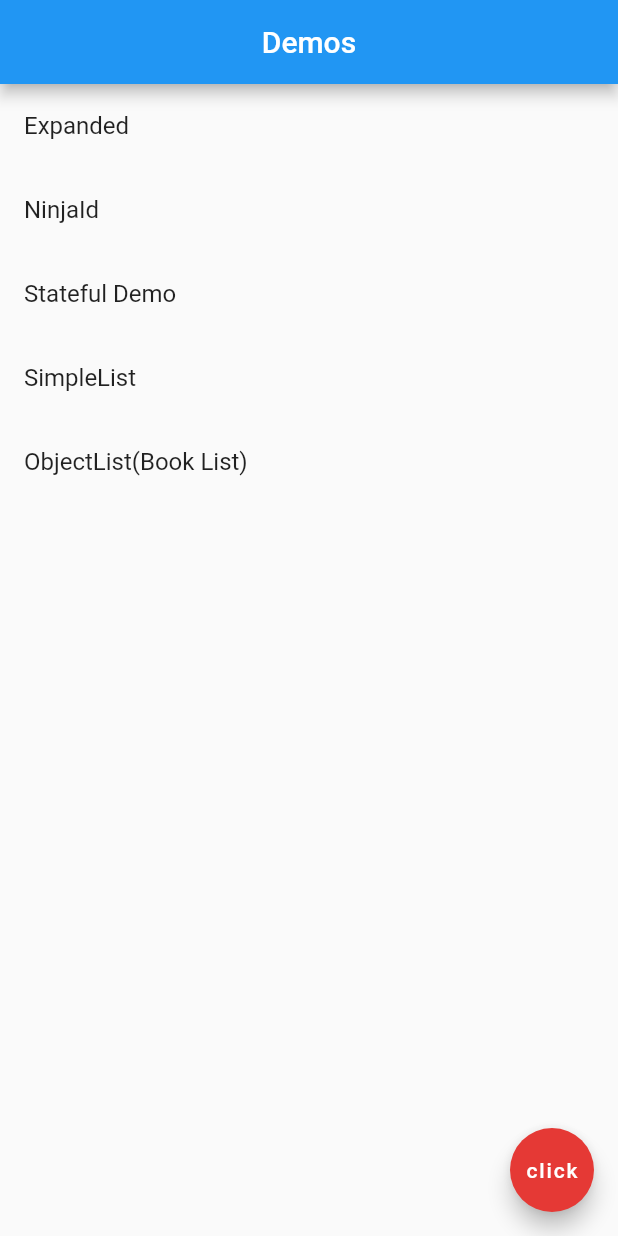
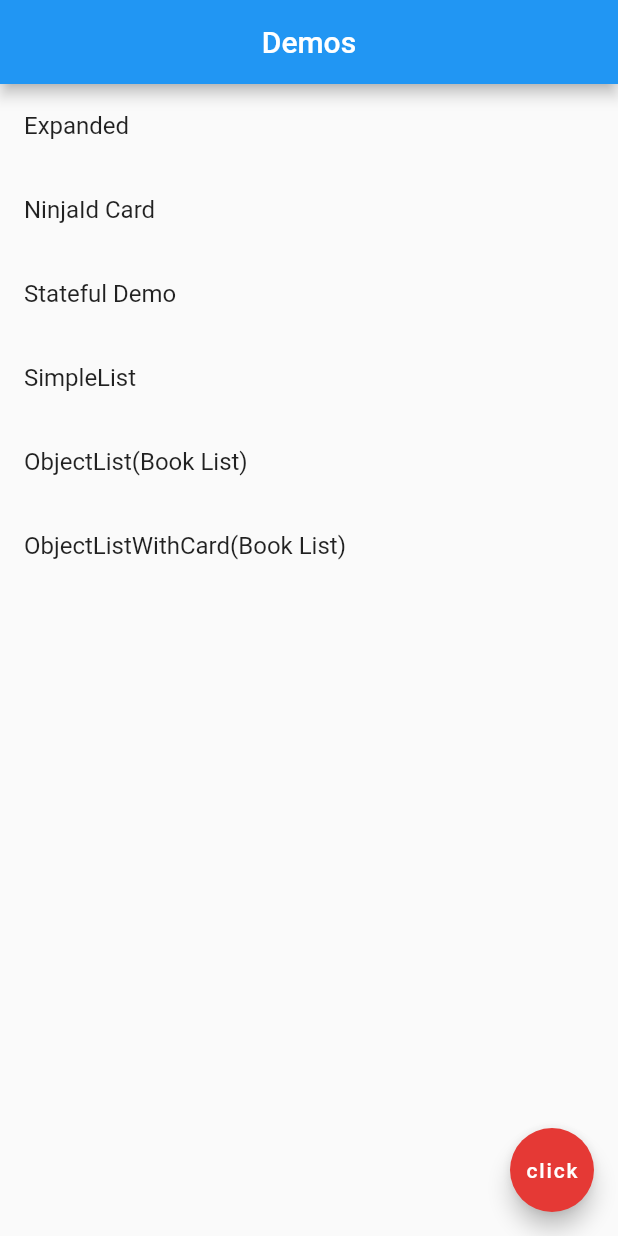
Before and after one commit to Gaohaoyang/flutter_learning, a Flutter app: the screen it shows after launch, on a phone screen of 412 x 824 dp. Run offline on Flutter 3.47's test engine with Material 2 defaults, Android fonts, the phone set to English and light mode, and no system bars.

Commit message:
feat: 🎸 home page list

```diff
--- a/lib/DataModel/HomePageListItem.dart
+++ b/lib/DataModel/HomePageListItem.dart
@@ -1,3 +1,11 @@
+import 'package:flutter/material.dart';
+
 class HomePageListItem {
-  // String itemName;
+  String itemName;
+  Widget pageWidget;
+
+  HomePageListItem({
+    required this.itemName,
+    required this.pageWidget
+  });
 }
--- a/lib/main.dart
+++ b/lib/main.dart
@@ -4,13 +4,47 @@ import './Pages/NinjaCard.dart';
 import './Pages/StatefulDemo.dart';
 import './Pages/SimpleList.dart';
 import './Pages/ObjectList.dart';
+import './Pages/ObjectListWithCard.dart';
+import './DataModel/HomePageListItem.dart';
 
 void main() {
   runApp(const MaterialApp(home: Home()));
 }
 
-class Home extends StatelessWidget {
+class Home extends StatefulWidget {
   const Home({Key? key}) : super(key: key);
+
+  @override
+  State<Home> createState() => _HomeState();
+}
+
+class _HomeState extends State<Home> {
+  List<HomePageListItem> homePageList = [
+    HomePageListItem(
+      itemName: 'Expanded',
+      pageWidget: const ExpandedDemo(),
+    ),
+    HomePageListItem(
+      itemName: 'NinjaId Card',
+      pageWidget: const NinjaCard(),
+    ),
+    HomePageListItem(
+      itemName: 'Stateful Demo',
+      pageWidget: const NinjaCardStatefulDemo(),
+    ),
+    HomePageListItem(
+      itemName: 'SimpleList',
+      pageWidget: const SimpleList(),
+    ),
+    HomePageListItem(
+      itemName: 'ObjectList(Book List)',
+      pageWidget: const ObjectList(),
+    ),
+    HomePageListItem(
+      itemName: 'ObjectListWithCard(Book List)',
+      pageWidget: const ObjectListWithCard(),
+    ),
+  ];
 
   @override
   Widget build(BuildContext context) {
@@ -23,53 +57,17 @@ class Home extends StatelessWidget {
         // backgroundColor: Colors.red[600],
       ),
       body: ListView(
-        children: [
+        children: homePageList.map((item) =>
           ListTile(
-            title: const Text('Expanded'),
+            title: Text(item.itemName),
             onTap: () {
               Navigator.push(
                 context,
-                MaterialPageRoute(builder: (context) => const ExpandedDemo())
-              );
-            },
-          ),
-          ListTile(
-            title: const Text('NinjaId'),
-            onTap: () {
-              Navigator.push(
-                context,
-                MaterialPageRoute(builder: (context) => const NinjaCard())
-              );
-            },
-          ),
-          ListTile(
-            title: const Text('Stateful Demo'),
-            onTap: () {
-              Navigator.push(
-                  context,
-                  MaterialPageRoute(builder: (context) => const NinjaCardStatefulDemo())
-              );
-            },
-          ),
-          ListTile(
-            title: const Text('SimpleList'),
-            onTap: () {
-              Navigator.push(
-                  context,
-                  MaterialPageRoute(builder: (context) => const SimpleList())
-              );
-            },
-          ),
-          ListTile(
-            title: const Text('ObjectList(Book List)'),
-            onTap: () {
-              Navigator.push(
-                  context,
-                  MaterialPageRoute(builder: (context) => const ObjectList())
+                MaterialPageRoute(builder: (context) => item.pageWidget)
               );
             },
           )
-        ],
+        ).toList(),
       ),
       floatingActionButton: FloatingActionButton(
         onPressed: () => {print('clicked')},
```
Also changed, not shown: lib/Pages/ObjectListWithCard.dart (added, +67 -0 lines).
